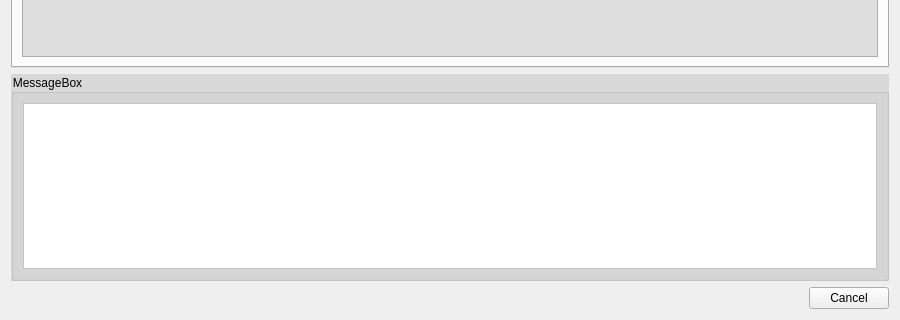
Old version of the form applications/mne_x/plugins/mnertclient/FormFiles/mnertclientsquidcontroldgl.ui in the repository mne-tools/mne-cpp; both pictures show x 0 to 900 and y 477 to 797 of the 900 by 797 pixel window.
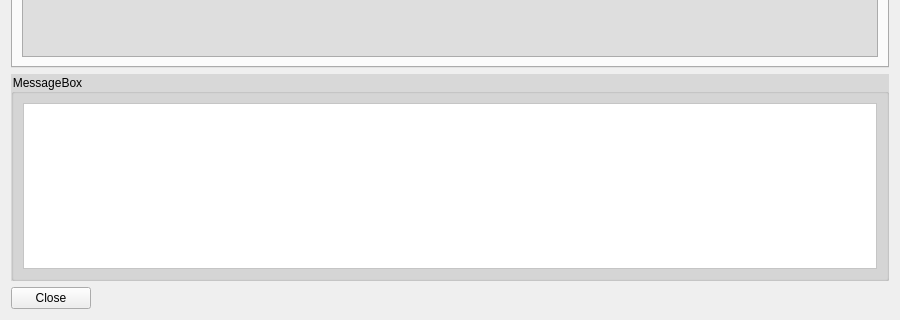
New version of the form.

Diff of the .ui file:
```diff
--- a/applications/mne_x/plugins/mnertclient/FormFiles/mnertclientsquidcontroldgl.ui
+++ b/applications/mne_x/plugins/mnertclient/FormFiles/mnertclientsquidcontroldgl.ui
@@ -23,7 +23,7 @@
    <bool>true</bool>
   </property>
   <layout class="QGridLayout" name="gridLayout_4">
-   <item row="1" column="0">
+   <item row="0" column="0">
     <widget class="QTabWidget" name="tabWidget">
      <property name="sizePolicy">
       <sizepolicy hsizetype="Preferred" vsizetype="Fixed">
@@ -658,26 +658,7 @@
      </widget>
     </widget>
    </item>
-   <item row="3" column="0">
-    <widget class="QDialogButtonBox" name="buttonBox">
-     <property name="sizePolicy">
-      <sizepolicy hsizetype="Fixed" vsizetype="Fixed">
-       <horstretch>0</horstretch>
-       <verstretch>0</verstretch>
-      </sizepolicy>
-     </property>
-     <property name="layoutDirection">
-      <enum>Qt::RightToLeft</enum>
-     </property>
-     <property name="orientation">
-      <enum>Qt::Horizontal</enum>
-     </property>
-     <property name="standardButtons">
-      <set>QDialogButtonBox::Cancel</set>
-     </property>
-    </widget>
-   </item>
-   <item row="2" column="0">
+   <item row="1" column="0">
     <widget class="QGroupBox" name="groupBox_2">
      <property name="styleSheet">
       <string notr="true">color: rgb(0, 0, 0);
@@ -701,6 +682,17 @@
      </layout>
     </widget>
    </item>
+   <item row="2" column="0">
+    <layout class="QFormLayout" name="formLayout_4">
+     <item row="0" column="0">
+      <widget class="QPushButton" name="m_Qbn_Cancel">
+       <property name="text">
+        <string>Close</string>
+       </property>
+      </widget>
+     </item>
+    </layout>
+   </item>
   </layout>
  </widget>
  <resources/>
```
Left out of the diff: 19 changed lines with no effect on the pictures.
